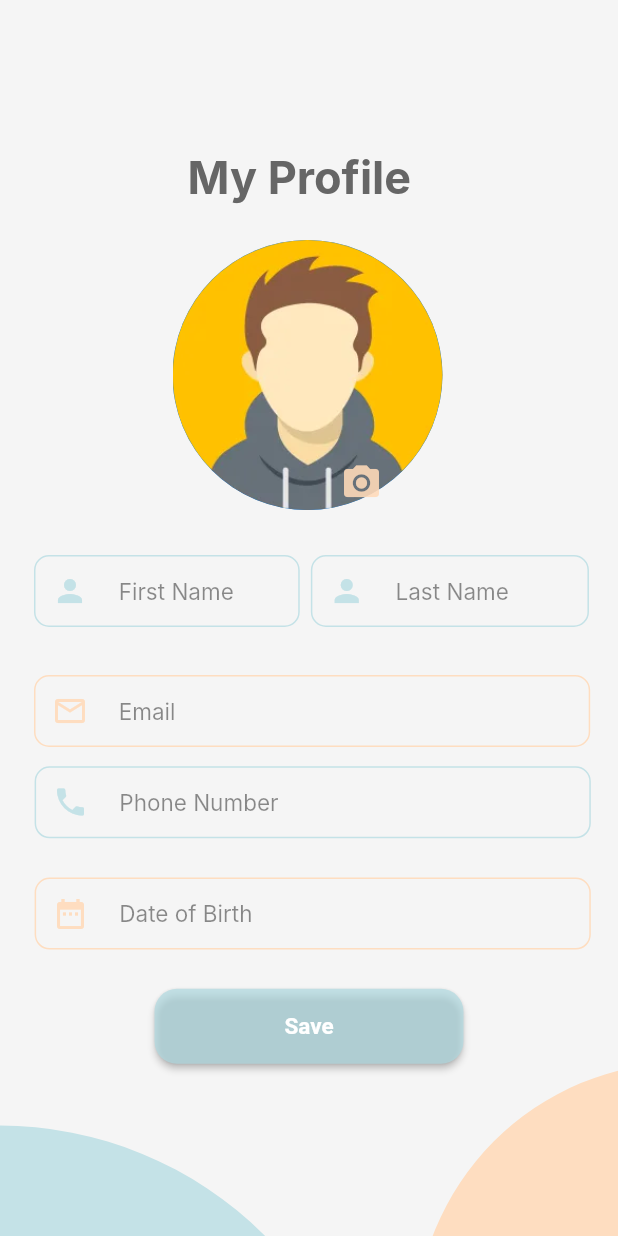
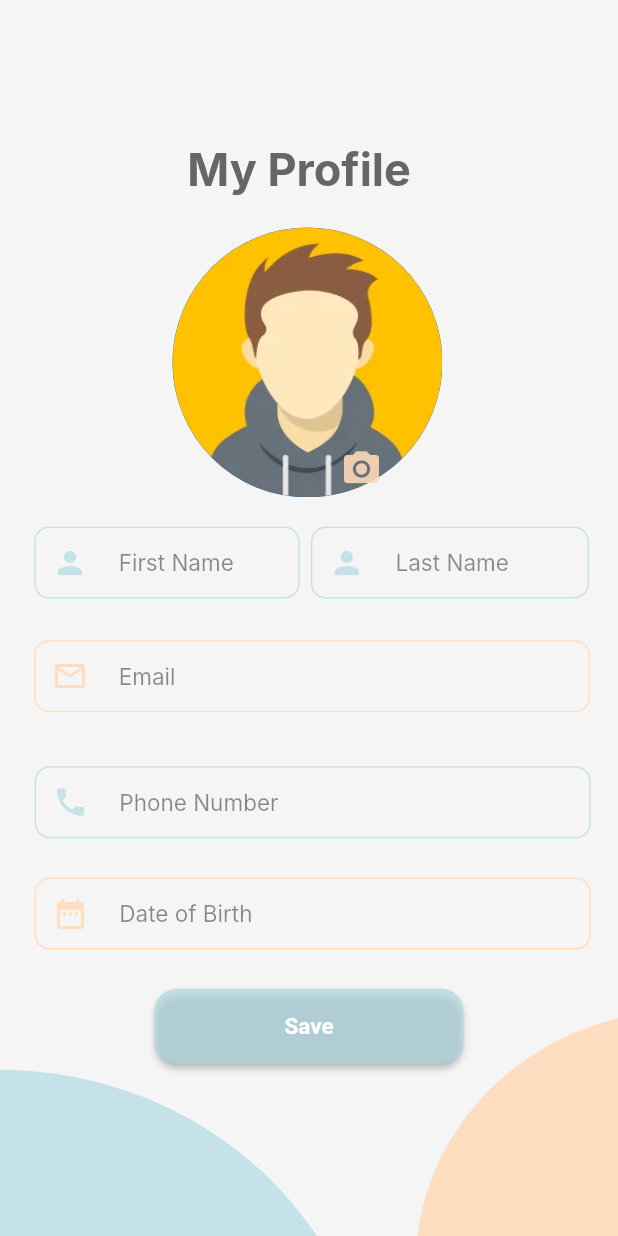
Before and after one commit to Y-Elsayed/Offers2day, a Flutter app: the Profile screen opened directly, on a phone screen of 412 x 824 dp. Run offline on Flutter 3.47's test engine with Material 2 defaults, Android fonts, the phone set to English and light mode, and no system bars; our stand-ins replace flutter_svg; missing offline and left inert: arrow_path; Roboto replaces fonts that are missing (Intel, Inter).

Commit message:
Update profile.dart
Made the positions of the widgets dynamic to any screen size

```diff
--- a/Frontend/lib/pages/home_pages/profile.dart
+++ b/Frontend/lib/pages/home_pages/profile.dart
@@ -42,22 +42,22 @@ class _ProfileState extends State<Profile> {
     Size screenSize = MediaQuery.of(context).size;
     return Scaffold(
       body: Container(
-        width: 430,
-        height: 932,
+        width: screenSize.width,
+        height: screenSize.height,
         clipBehavior: Clip.antiAlias,
         decoration: const BoxDecoration(color: Color(0xFFF5F5F5)),
         child: Stack(
           children: [
             Positioned(
-              left: 250,
-              top: 1250,
+              left: screenSize.width * 0.607,
+              top: screenSize.height * 1.441,
               child: Transform(
                 transform: Matrix4.identity()
                   ..translate(0.0, 0.0)
                   ..rotateZ(3.14),
                 child: Container(
-                  width: 500,
-                  height: 500,
+                  width: screenSize.width * 1.215,
+                  height: screenSize.height * 0.576,
                   decoration: const ShapeDecoration(
                     color: Color.fromARGB(175, 174, 217, 224),
                     shape: OvalBorder(),
@@ -66,15 +66,15 @@ class _ProfileState extends State<Profile> {
               ),
             ),
             Positioned(
-              left: 636,
-              top: 1067,
+              left: screenSize.width * 1.545,
+              top: screenSize.height * 1.23,
               child: Transform(
                 transform: Matrix4.identity()
                   ..translate(0.0, 0.0)
                   ..rotateZ(3.14),
                 child: Container(
-                  width: 359,
-                  height: 359,
+                  width: screenSize.width * 0.872,
+                  height: screenSize.height * 0.413,
                   decoration: const ShapeDecoration(
                     color: Color.fromARGB(225, 255, 218, 185),
                     shape: OvalBorder(),
@@ -82,10 +82,10 @@ class _ProfileState extends State<Profile> {
                 ),
               ),
             ),
-            const Positioned(
-              left: 125,
-              top: 100,
-              child: Text(
+            Positioned(
+              left: screenSize.width * 0.303,
+              top: screenSize.height * 0.115,
+              child: const Text(
                 'My Profile',
                 style: TextStyle(
                   color: Color(0xFF666666),
@@ -97,8 +97,8 @@ class _ProfileState extends State<Profile> {
               ),
             ),
             Positioned(
-              top: 160.0,
-              left: 115.0,
+              top: screenSize.height * 0.184,
+              left: screenSize.width * 0.279,
               child: Stack(children: <Widget>[
                 const CircleAvatar(
                   radius: 90.0,
@@ -106,7 +106,7 @@ class _ProfileState extends State<Profile> {
                       AssetImage('assets/profile_placeholder.webp'),
                 ),
                 Positioned(
-                  bottom: -6,
+                  bottom: -screenSize.height * 0.006,
                   right: 30.0,
                   child: IconButton(
                     onPressed: () {},
@@ -120,7 +120,7 @@ class _ProfileState extends State<Profile> {
               ]),
             ),
             Positioned(
-              top: 370,
+              top: screenSize.height * 0.426,
               left: screenSize.width * 0.055,
               child: SizedBox(
                 width: screenSize.width * 0.43,
@@ -154,7 +154,7 @@ class _ProfileState extends State<Profile> {
               ),
             ),
             Positioned(
-              top: 370,
+              top: screenSize.height * 0.426,
               left: screenSize.width * 0.503,
               child: SizedBox(
                 width: screenSize.width * 0.45,
@@ -188,7 +188,7 @@ class _ProfileState extends State<Profile> {
               ),
             ),
             Positioned(
-              top: 450,
+              top: screenSize.height * 0.518,
               left: screenSize.width * 0.055,
               child: SizedBox(
                 width: screenSize.width * 0.9,
```
